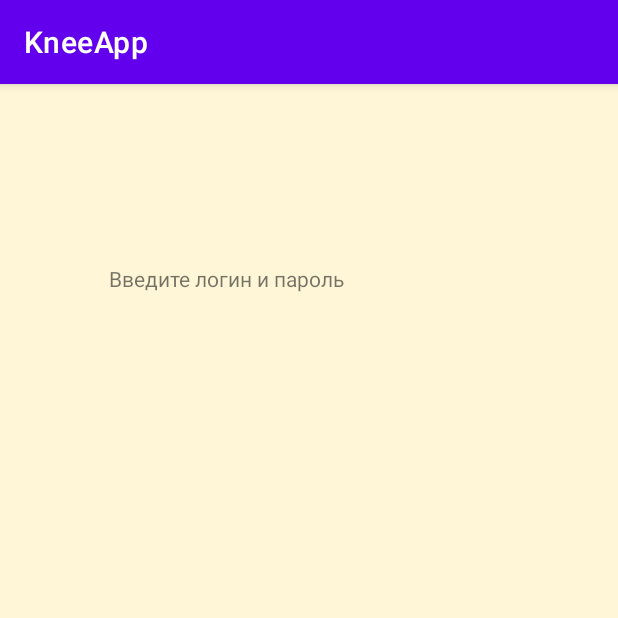
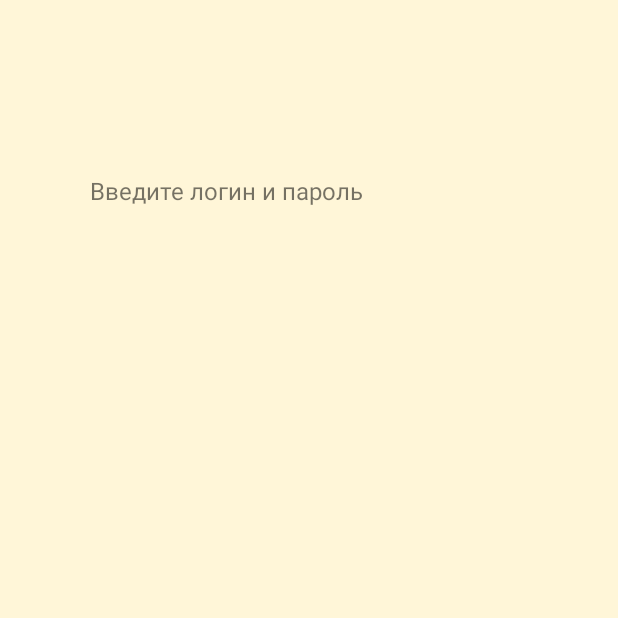
Before and after one commit to MaverickBattler/KneeApp, an Android app: the LoginActivity screen opened directly, with no data from a screen before it, on a phone screen of 412 x 824 dp, the top half of it. Run offline under Robolectric (Android 15) with nearby library versions, the phone set to English and light mode, and no system bars.

Commit message:
Some renaming, changed theme colors, removed actionbar

```diff
--- a/app/src/main/AndroidManifest.xml
+++ b/app/src/main/AndroidManifest.xml
@@ -15,7 +15,7 @@
             android:name=".TestPageActivity"
             android:exported="false" />
         <activity
-            android:name=".EnterLoginActivity"
+            android:name=".LoginActivity"
             android:exported="false" />
         <activity
             android:name=".MainActivity"
--- a/app/src/main/java/ru/leti/kneeapp/EnterLoginActivity.kt
+++ b/app/src/main/java/ru/leti/kneeapp/LoginActivity.kt
@@ -2,12 +2,10 @@ package ru.leti.kneeapp
 
 import androidx.appcompat.app.AppCompatActivity
 import android.os.Bundle
-import android.widget.TextView
-import org.w3c.dom.Text
 
-class EnterLoginActivity : AppCompatActivity() {
+class LoginActivity : AppCompatActivity() {
     override fun onCreate(savedInstanceState: Bundle?) {
         super.onCreate(savedInstanceState)
-        setContentView(R.layout.activity_enter_login)
+        setContentView(R.layout.activity_login)
     }
 }
--- a/app/src/main/java/ru/leti/kneeapp/TestPageActivity.kt
+++ b/app/src/main/java/ru/leti/kneeapp/TestPageActivity.kt
@@ -17,7 +17,7 @@ class TestPageActivity : AppCompatActivity() {
 
     private var questionNumber: Int = 1
 
-    private var resultArr = IntArray(12)
+    private var resultArr = ShortArray(12)
 
     override fun onCreate(savedInstanceState: Bundle?) {
         super.onCreate(savedInstanceState)
@@ -54,8 +54,8 @@ class TestPageActivity : AppCompatActivity() {
         val radioButtonVariant3: RadioButton = findViewById(R.id.option3)
         val radioButtonVariant4: RadioButton = findViewById(R.id.option4)
         val radioButtonVariant5: RadioButton = findViewById(R.id.option5)
-        resultArr[questionNumber - 1] = radioGroup
-            .indexOfChild(findViewById(radioGroup.checkedRadioButtonId)) + 1
+        resultArr[questionNumber - 1] = (radioGroup
+            .indexOfChild(findViewById(radioGroup.checkedRadioButtonId)) + 1).toShort()
         radioGroup.clearCheck()
         when (questionNumber) {
             1 -> {
--- a/app/src/main/res/layout/activity_enter_login.xml
+++ b/app/src/main/res/layout/activity_login.xml
@@ -4,7 +4,7 @@
     xmlns:tools="http://schemas.android.com/tools"
     android:layout_width="match_parent"
     android:layout_height="match_parent"
-    tools:context=".EnterLoginActivity"
+    tools:context=".LoginActivity"
     android:background="@color/light_brown">
 
     <TextView
@@ -12,10 +12,11 @@
         android:layout_width="wrap_content"
         android:layout_height="wrap_content"
         android:text="Введите логин и пароль"
+        android:textSize="16sp"
         app:layout_constraintBottom_toBottomOf="parent"
         app:layout_constraintEnd_toEndOf="parent"
-        app:layout_constraintHorizontal_bias="0.286"
+        app:layout_constraintHorizontal_bias="0.26"
         app:layout_constraintStart_toStartOf="parent"
         app:layout_constraintTop_toTopOf="parent"
-        app:layout_constraintVertical_bias="0.16" />
+        app:layout_constraintVertical_bias="0.145" />
 </androidx.constraintlayout.widget.ConstraintLayout>
--- a/app/src/main/res/values/colors.xml
+++ b/app/src/main/res/values/colors.xml
@@ -9,4 +9,8 @@
     <color name="white">#FFFFFFFF</color>
     <color name="light_brown">#FFF6D8</color>
     <color name="brown">#2C1600</color>
+    <color name="darker_brown">#221514</color>
+    <color name="light_brown_variant">#FCC08F</color>
+    <color name="active_color">#8A5237</color>
+    <color name="active_color_variant">#503926</color>
 </resources>
--- a/app/src/main/res/values/themes.xml
+++ b/app/src/main/res/values/themes.xml
@@ -1,16 +1,17 @@
 <resources xmlns:tools="http://schemas.android.com/tools">
     <!-- Base application theme. -->
-    <style name="Theme.KneeApp" parent="Theme.MaterialComponents.DayNight.DarkActionBar">
+    <style name="Theme.KneeApp" parent="Theme.MaterialComponents.DayNight.NoActionBar">
         <!-- Primary brand color. -->
-        <item name="colorPrimary">@color/purple_500</item>
-        <item name="colorPrimaryVariant">@color/purple_700</item>
+        <item name="colorPrimary">@color/brown</item>
+        <item name="colorPrimaryVariant">@color/darker_brown</item>
         <item name="colorOnPrimary">@color/white</item>
         <!-- Secondary brand color. -->
-        <item name="colorSecondary">@color/teal_200</item>
-        <item name="colorSecondaryVariant">@color/teal_700</item>
+        <item name="colorSecondary">@color/active_color</item>
+        <item name="colorSecondaryVariant">@color/active_color_variant</item>
         <item name="colorOnSecondary">@color/black</item>
         <!-- Status bar color. -->
         <item name="android:statusBarColor" tools:targetApi="l">?attr/colorPrimaryVariant</item>
         <!-- Customize your theme here. -->
     </style>
+
 </resources>
```
